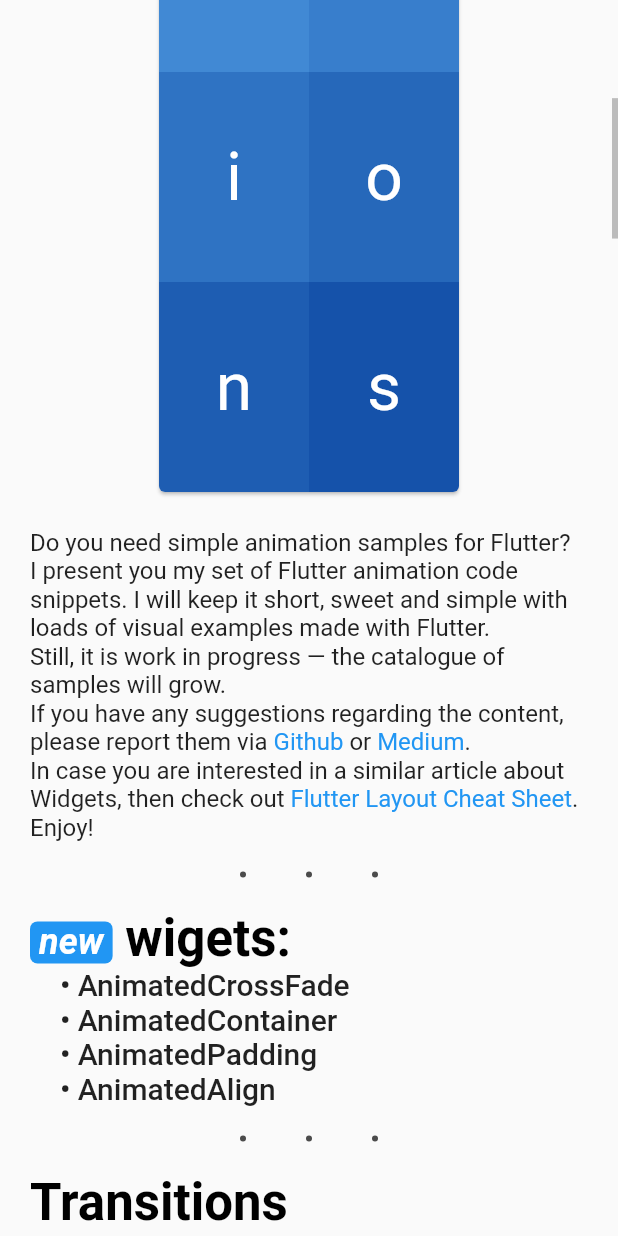
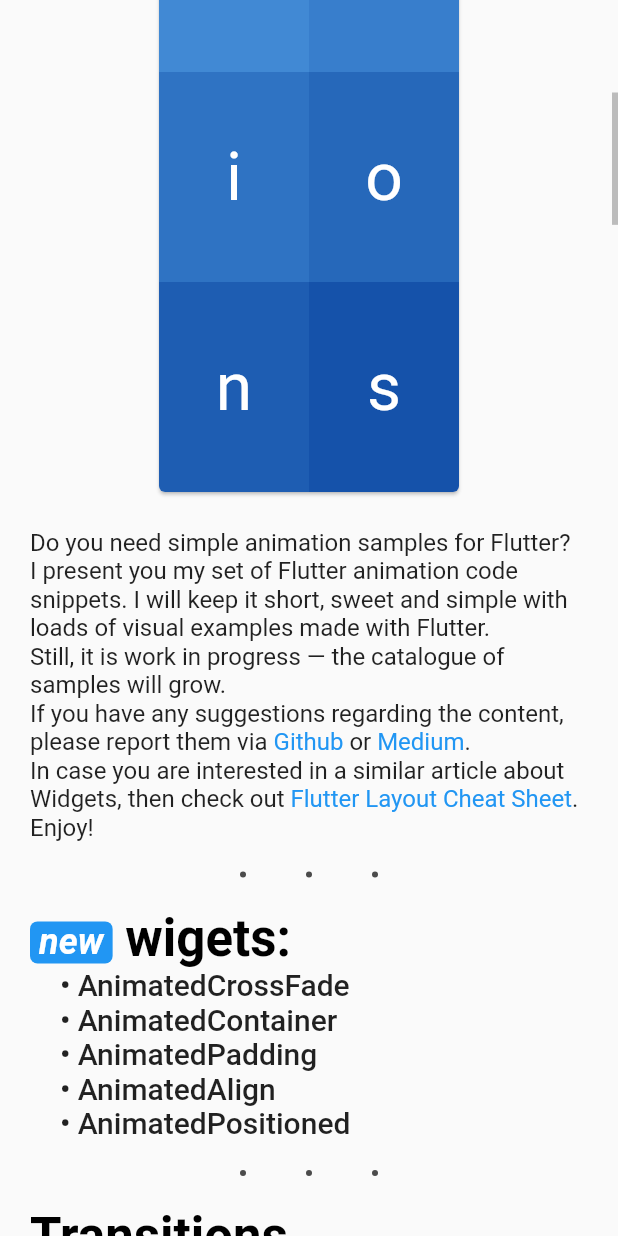
Before and after one commit to tomaszpolanski/flutter-animations, a Flutter app: the screen it shows after launch, scrolled down 576 dp, on a phone screen of 412 x 824 dp. Run offline on Flutter 3.47's test engine with Material 2 defaults, Android fonts, the phone set to English and light mode, and no system bars; missing offline and left inert: dart:html, flutter_web, flutter_web_ui; project files that could hold a hidden picture were left out.

Commit message:
AnimatedPositioned Example (#37)
#30

```diff
--- a/lib/animated_widgets/all_animated_widgets.dart
+++ b/lib/animated_widgets/all_animated_widgets.dart
@@ -1,6 +1,7 @@
 import 'package:animation_cheat_page/animated_widgets/align.dart';
 import 'package:animation_cheat_page/animated_widgets/container.dart';
 import 'package:animation_cheat_page/animated_widgets/padding.dart';
+import 'package:animation_cheat_page/animated_widgets/positioned.dart';
 import 'package:animation_cheat_page/shared/material_import.dart';
 import 'package:animation_cheat_page/transitions/all_transitions.dart';
 
@@ -68,4 +69,15 @@ final allAnimatedWidgets = [
       child: child,
     ),
   ),
+  Example(
+    released: DateTime.utc(2019, 7, 31),
+    title: 'AnimatedPositioned',
+    body: const Text(
+        'This widget changes the position and size of a widget that is within a stack.\n'
+        'AnimatedPositioned triggers re-layout on every animation frame so it might be expensive.\n'
+        'In case you don\'t need to change the size of this widget, use something '
+        'like SlideTransition which only does repaint during the animation.'),
+    url: 'master/lib/animated_widgets/positioned.dart',
+    builder: (_, child) => PositionedExample(),
+  ),
 ];
--- a/lib/animated_widgets/container.dart
+++ b/lib/animated_widgets/container.dart
@@ -48,7 +48,7 @@ class _ContainerExampleState extends State<ContainerExample> {
               border: Border.all(color: Colors.black, width: 5),
               borderRadius: const BorderRadius.all(Radius.circular(15)),
             ),
-      child: Icon(
+      child: const Icon(
         Icons.star,
         size: 50,
       ),
```
Also changed, not shown: lib/animated_widgets/positioned.dart (added, +60 -0 lines).
